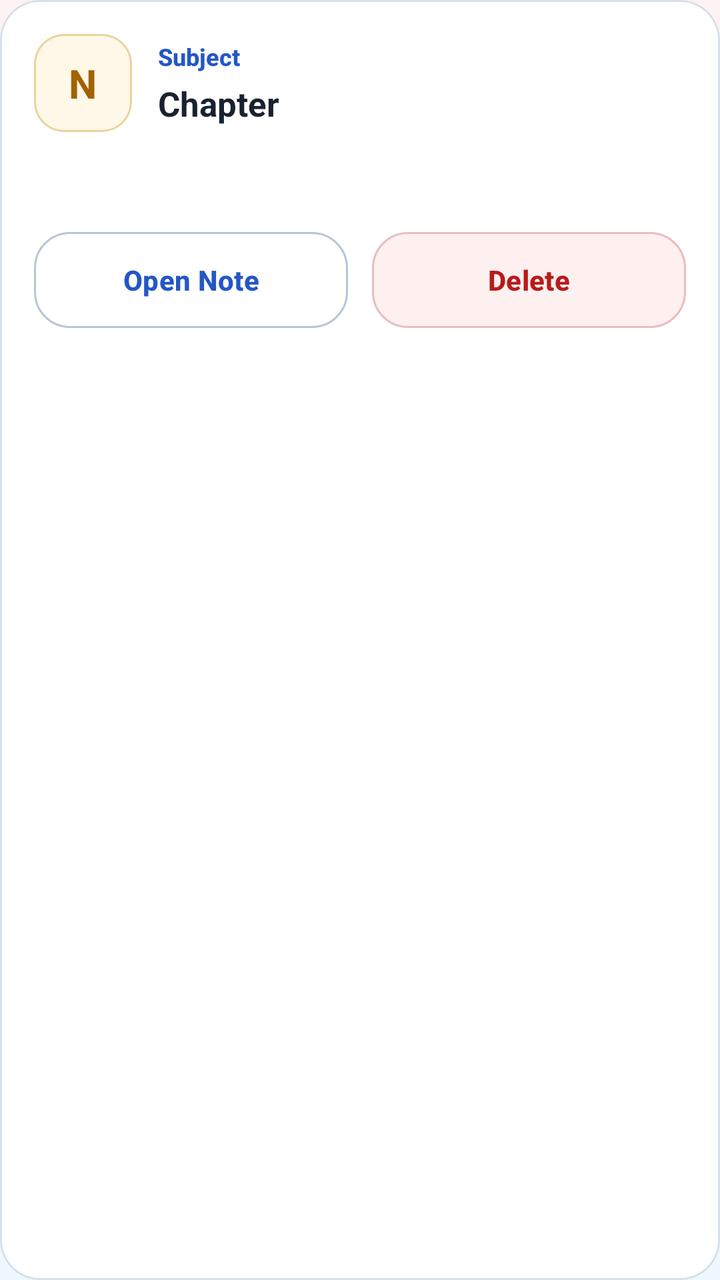
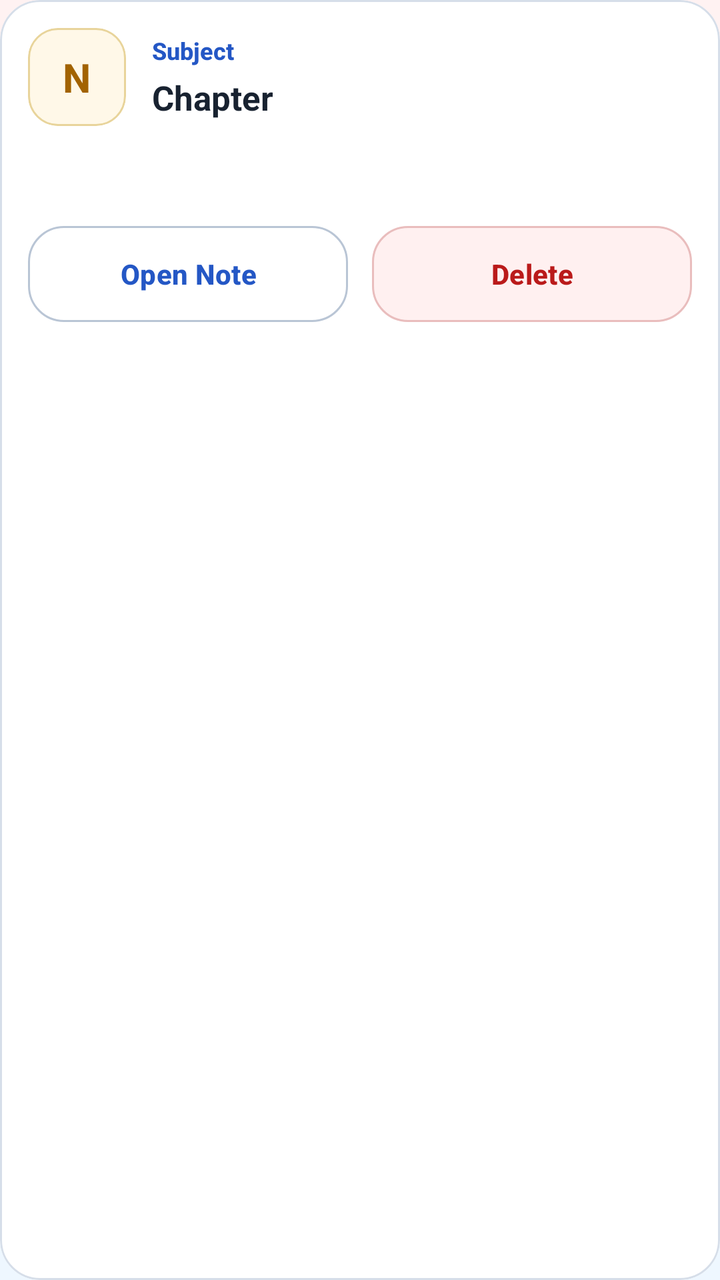

Screens rendered from an Android XML layout before and after an edit, with the pre-edit source and the edit as a unified diff.
<!-- AndroidManifest.xml: application theme Theme.StudySaathi -->
<!-- res/layout/item_chapter_note_library.xml -->
<?xml version="1.0" encoding="utf-8"?>
<com.google.android.material.card.MaterialCardView xmlns:android="http://schemas.android.com/apk/res/android"
    xmlns:app="http://schemas.android.com/apk/res-auto"
    android:layout_width="match_parent"
    android:layout_height="wrap_content"
    android:layout_marginBottom="13dp"
    android:clickable="true"
    android:focusable="true"
    android:foreground="?attr/selectableItemBackground"
    app:cardBackgroundColor="@color/ss_surface"
    app:cardCornerRadius="20dp"
    app:cardElevation="0dp"
    app:strokeColor="@color/ss_outline"
    app:strokeWidth="1dp">

    <LinearLayout
        android:layout_width="match_parent"
        android:layout_height="wrap_content"
        android:orientation="vertical"
        android:padding="17dp">

        <LinearLayout
            android:layout_width="match_parent"
            android:layout_height="wrap_content"
            android:gravity="center_vertical"
            android:orientation="horizontal">

            <com.google.android.material.card.MaterialCardView
                android:layout_width="49dp"
                android:layout_height="49dp"
                app:cardBackgroundColor="@color/ss_yellow_soft"
                app:cardCornerRadius="15dp"
                app:cardElevation="0dp"
                app:strokeColor="@color/ss_yellow_border"
                app:strokeWidth="1dp">

                <TextView
                    android:layout_width="match_parent"
                    android:layout_height="match_parent"
                    android:fontFamily="sans-serif-rounded"
                    android:gravity="center"
                    android:text="N"
                    android:textColor="@color/ss_warning"
                    android:textSize="20sp"
                    android:textStyle="bold" />

            </com.google.android.material.card.MaterialCardView>

            <LinearLayout
                android:layout_width="0dp"
                android:layout_height="wrap_content"
                android:layout_marginStart="13dp"
                android:layout_weight="1"
                android:orientation="vertical">

                <TextView
                    android:id="@+id/textLibraryNoteSubject"
                    android:layout_width="match_parent"
                    android:layout_height="wrap_content"
                    android:fontFamily="sans-serif-medium"
                    android:text="Subject"
                    android:textColor="@color/ss_primary"
                    android:textSize="12sp"
                    android:textStyle="bold" />

                <TextView
                    android:id="@+id/textLibraryNoteChapter"
                    android:layout_width="match_parent"
                    android:layout_height="wrap_content"
                    android:layout_marginTop="4dp"
                    android:fontFamily="sans-serif-rounded"
                    android:text="Chapter"
                    android:textColor="@color/ss_text_primary"
                    android:textSize="17sp"
                    android:textStyle="bold" />

            </LinearLayout>

        </LinearLayout>

        <TextView
            android:id="@+id/textLibraryNotePreview"
            android:layout_width="match_parent"
            android:layout_height="wrap_content"
            android:layout_marginTop="13dp"
            android:ellipsize="end"
            android:fontFamily="sans-serif"
            android:lineSpacingExtra="3dp"
            android:maxLines="4"
            android:textColor="@color/ss_text_secondary"
            android:textSize="14sp" />

        <LinearLayout
            android:layout_width="match_parent"
            android:layout_height="wrap_content"
            android:layout_marginTop="14dp"
            android:orientation="horizontal">

            <com.google.android.material.button.MaterialButton
                android:id="@+id/buttonOpenLibraryNote"
                style="@style/Widget.StudySaathi.Button.Outlined"
                android:layout_width="0dp"
                android:layout_height="wrap_content"
                android:layout_marginEnd="6dp"
                android:layout_weight="1"
                android:text="@string/all_notes_open_note"
                android:textAllCaps="false" />

            <com.google.android.material.button.MaterialButton
                android:id="@+id/buttonDeleteLibraryNote"
                style="@style/Widget.StudySaathi.Button.Outlined"
                android:layout_width="0dp"
                android:layout_height="wrap_content"
                android:layout_marginStart="6dp"
                android:layout_weight="1"
                android:text="@string/all_notes_delete_note"
                android:textAllCaps="false"
                android:textColor="@color/ss_error"
                app:backgroundTint="@color/ss_red_soft"
                app:strokeColor="@color/ss_red_border" />

        </LinearLayout>

    </LinearLayout>

</com.google.android.material.card.MaterialCardView>
<!-- resources referenced by this layout -->
<resources>
  <color name="ss_error">#BA1A1A</color>
  <color name="ss_outline">#D6DEE9</color>
  <color name="ss_primary">#2457C5</color>
  <color name="ss_red_border">#E9BDBD</color>
  <color name="ss_red_soft">#FFF0F0</color>
  <color name="ss_surface">#FFFFFF</color>
  <color name="ss_text_primary">#182230</color>
  <color name="ss_text_secondary">#566273</color>
  <color name="ss_warning">#A26300</color>
  <color name="ss_yellow_border">#E8D49B</color>
  <color name="ss_yellow_soft">#FFF8E8</color>
  <string name="all_notes_delete_note">
          Delete
      </string>
  <string name="all_notes_open_note">
          Open Note
      </string>
  <style name="Widget.StudySaathi.Button.Outlined" parent="Widget.Material3.Button.OutlinedButton">
          <item name="cornerRadius">18dp</item>
          <item name="android:minHeight">56dp</item>
          <item name="android:textStyle">bold</item>
          <item name="strokeColor">@color/ss_outline_strong</item>
          <item name="android:textColor">@color/ss_primary</item>
      </style>
  <color name="ss_outline_strong">#B9C5D5</color>
  <color name="ss_on_primary">#FFFFFF</color>
  <color name="ss_blue_soft">#EAF2FF</color>
  <color name="ss_primary_dark">#173F99</color>
  <color name="ss_secondary">#087F8C</color>
  <color name="ss_on_secondary">#FFFFFF</color>
  <color name="ss_teal_soft">#EAF8F8</color>
  <color name="ss_tertiary">#8A5A00</color>
  <color name="ss_on_tertiary">#FFFFFF</color>
  <color name="ss_background">#F7F9FC</color>
  <color name="ss_surface_soft">#F0F4FA</color>
  <color name="white">#FFFFFFFF</color>
  <!-- drawable bg_app_soft_mix (drawable) -->
  <?xml version="1.0" encoding="utf-8"?>
  <shape xmlns:android="http://schemas.android.com/apk/res/android"
      android:shape="rectangle">
  
      <gradient
          android:angle="270"
          android:centerColor="#F2FBF3"
          android:endColor="#EEF7FF"
          android:startColor="#FFF2F2"
          android:type="linear" />
  
  </shape>
  <!-- unchanged entries left out for length: 1 -->
</resources>

<!-- the commit's change to res/layout/item_chapter_note_library.xml (unified diff, before → after) -->
@@ -17,7 +17,7 @@
         android:layout_width="match_parent"
         android:layout_height="wrap_content"
         android:orientation="vertical"
-        android:padding="17dp">
+        android:padding="14dp">
 
         <LinearLayout
             android:layout_width="match_parent"
